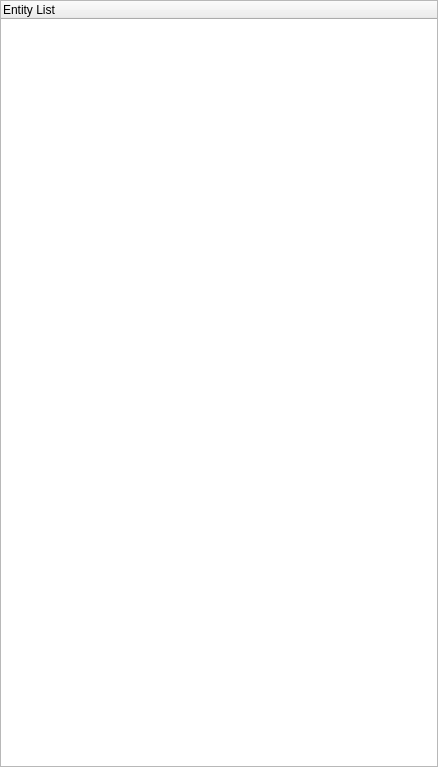
This is Editor/src/UI/Windows/RZESceneHierarchyPanel.ui in Pikachuxxxx/Razix as Qt 5 draws it before an edit. The edited form follows.
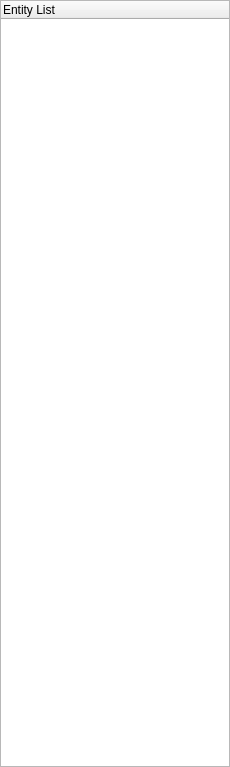
This is the edited form. Icons and pictures are not drawn.

Commit message: [Editor] TransformComponentUI is editable and reflects with the scene registry;

What changed in the file:
```diff
--- a/Editor/src/UI/Windows/RZESceneHierarchyPanel.ui
+++ b/Editor/src/UI/Windows/RZESceneHierarchyPanel.ui
@@ -6,7 +6,7 @@
    <rect>
     <x>0</x>
     <y>0</y>
-    <width>438</width>
+    <width>230</width>
     <height>767</height>
    </rect>
   </property>
@@ -53,6 +53,12 @@
    </property>
    <item>
     <widget class="QTreeWidget" name="sceneTree">
+     <property name="sizePolicy">
+      <sizepolicy hsizetype="Preferred" vsizetype="Preferred">
+       <horstretch>0</horstretch>
+       <verstretch>0</verstretch>
+      </sizepolicy>
+     </property>
      <property name="styleSheet">
       <string notr="true">QTreeWidget::branch:has-siblings:!adjoins-item {
     border-image: url(:/rzeditor/vline.png) 0;
```
The commit also changes 13 other files.
